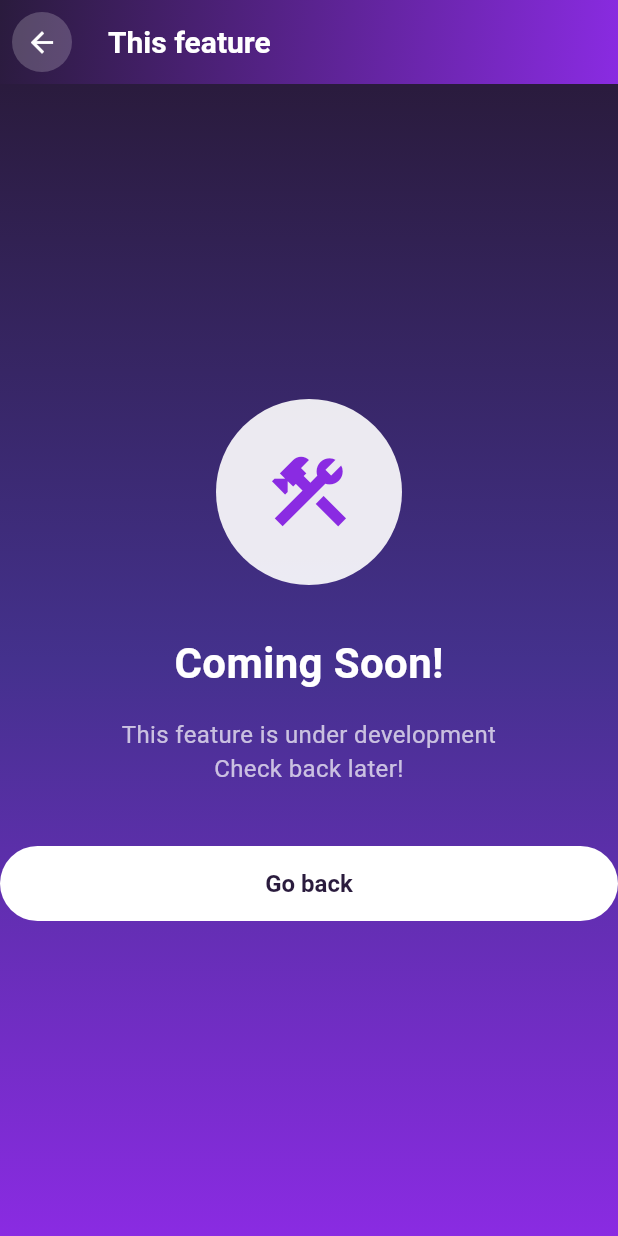
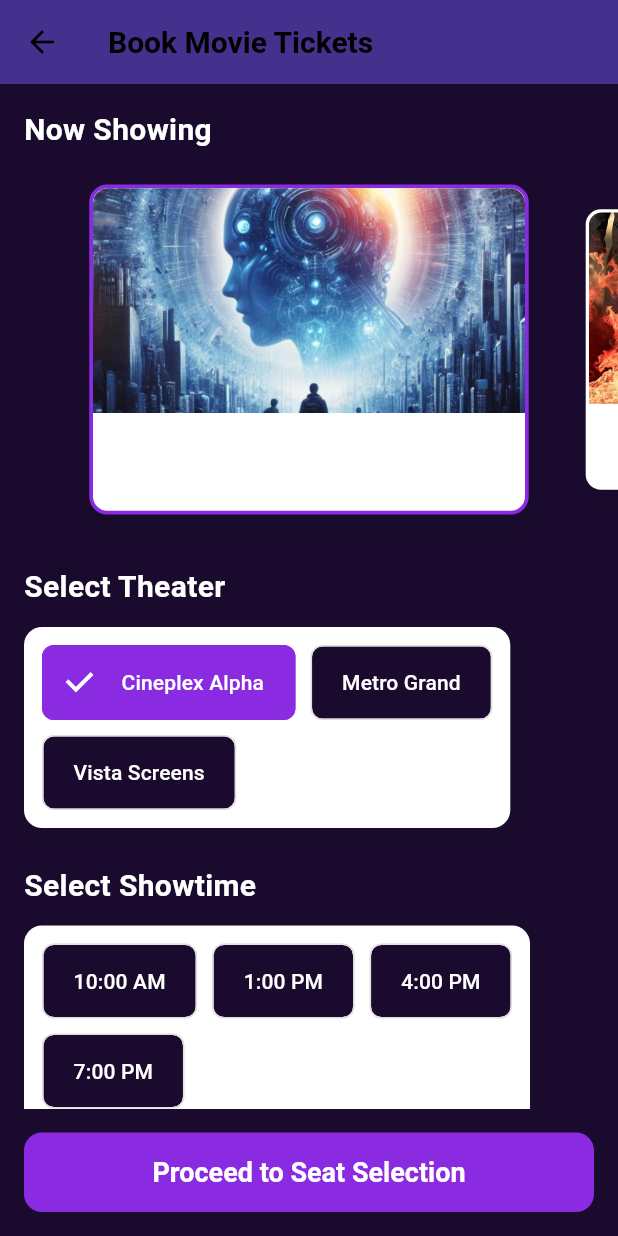
Before and after one commit to GhanshyamSharma122/payment_app, a Flutter app: the HomeScreen screen opened directly, after a tap on "Send Money", after a tap on "History", after a tap on "Movies", on a phone screen of 412 x 824 dp. Run offline on Flutter 3.47's test engine with Material 3 defaults, Android fonts, the phone set to English and light mode, and no system bars; our stand-ins replace flutter_secure_storage, permission_handler, qr_flutter, shared_preferences, shimmer, speech_to_text; missing offline and left inert: mobile_scanner; accounts and stored records are empty; network calls fail; Roboto replaces fonts that are missing (Poppins); statements that could not run were skipped.

Commit message:
added movie ticket bookin

```diff
--- a/lib/screens/home_screen.dart
+++ b/lib/screens/home_screen.dart
@@ -2,6 +2,7 @@ import 'dart:convert';
 import 'package:flutter/material.dart';
 import 'package:flutter/services.dart'; // Keep for SystemUiOverlayStyle if used by AppBar
 import 'package:payment_app/screens/contact_screen.dart';
+import 'package:payment_app/screens/movie_selection_screen.dart';
 import 'package:payment_app/screens/voice_payment_screen.dart';
 import 'package:payment_app/services/api_service.dart'; // Required for API calls
 import 'package:payment_app/screens/payment_screen.dart';
@@ -265,7 +266,7 @@ class _HomeScreenState extends State<HomeScreen> {
                 // --- Quick Actions Section (OLD STYLE) ---
                  Text( 'Quick Actions', style: TextStyle( fontSize: 18, fontWeight: FontWeight.bold, color: textOnGradient, ), ), // Use white/light text
                 const SizedBox(height: 12),
-                GridView.count( shrinkWrap: true, physics: const NeverScrollableScrollPhysics(), crossAxisCount: 3, mainAxisSpacing: 16, crossAxisSpacing: 16, children: [ _QuickActionCard( icon: Icons.send, label: 'Send Money', onTap: () => Navigator.push( context, MaterialPageRoute(builder: (_) => const PaymentScreen()), ), ), _QuickActionCard( icon: Icons.history, label: 'History', onTap: () => Navigator.push( context, MaterialPageRoute( builder: (_) => const TransactionHistoryScreen(), ), ), ), _QuickActionCard( icon: Icons.mic_rounded  , label: 'Voice\nPay', onTap: () => Navigator.push(context, MaterialPageRoute( builder: (_) => const VoicePaymentScreen(),),),), _QuickActionCard( icon: Icons.contacts, label: 'Contacts', onTap: () => Navigator.push(context, MaterialPageRoute( builder: (_) => const ContactScreen(),),),), _QuickActionCard( icon: Icons.movie, label: 'Movies', onTap: () => Navigator.push(context, MaterialPageRoute( builder: (_) => const ComingSoonScreen(),),),), _QuickActionCard( icon: Icons.more_horiz, label: 'More', onTap: () {}, ), ], ),
+                GridView.count( shrinkWrap: true, physics: const NeverScrollableScrollPhysics(), crossAxisCount: 3, mainAxisSpacing: 16, crossAxisSpacing: 16, children: [ _QuickActionCard( icon: Icons.send, label: 'Send Money', onTap: () => Navigator.push( context, MaterialPageRoute(builder: (_) => const PaymentScreen()), ), ), _QuickActionCard( icon: Icons.history, label: 'History', onTap: () => Navigator.push( context, MaterialPageRoute( builder: (_) => const TransactionHistoryScreen(), ), ), ), _QuickActionCard( icon: Icons.mic_rounded  , label: 'Voice\nPay', onTap: () => Navigator.push(context, MaterialPageRoute( builder: (_) => const VoicePaymentScreen(),),),), _QuickActionCard( icon: Icons.contacts, label: 'Contacts', onTap: () => Navigator.push(context, MaterialPageRoute( builder: (_) => const ContactScreen(),),),), _QuickActionCard( icon: Icons.movie, label: 'Movies', onTap: () => Navigator.push(context, MaterialPageRoute( builder: (_) => const MovieSelectionScreen(),),),), _QuickActionCard( icon: Icons.more_horiz, label: 'More', onTap: () {}, ), ], ),
                  const SizedBox(height: 24),
 
                  // --- Recent Transactions Section (OLD STYLE Card Header) ---
--- /dev/null
+++ b/lib/screens/movie_selection_screen.dart
@@ -0,0 +1,369 @@
+import 'package:flutter/material.dart';
+import 'package:payment_app/utils/theme.dart'; // Assuming AppTheme is defined here
+import 'package:payment_app/screens/seat_selection_screen.dart'; // Import the new screen
+
+class MovieSelectionScreen extends StatefulWidget {
+  const MovieSelectionScreen({super.key});
+
+  @override
+  State<MovieSelectionScreen> createState() => _MovieSelectionScreenState();
+}
+
+class _MovieSelectionScreenState extends State<MovieSelectionScreen> {
+  String? _selectedMovieName;
+  String? _selectedMovieImage;
+  String? _selectedTheater;
+  String? _selectedTime;
+  int _selectedSeatsCount = 1; // Number of seats the user wants
+
+  PageController? _moviePageController;
+  int _currentMovieIndex = 0;
+
+  final List<Map<String, String?>> _movies = [
+    {'name': 'Echoes of Tomorrow', 'image': 'assets/movie/movie_poster_1.jpg'},
+    {'name': 'Cosmic Drift', 'image': 'assets/movie/movie_poster_2.jpg'},
+    {'name': 'Neon City Raiders', 'image': 'assets/movie/movie_poster_3.jpg'},
+    {'name': 'Interstellar', 'image': 'assets/movie/movie_poster_4.jpg'},
+  ];
+  final List<String> _theaters = ['Cineplex Alpha', 'Metro Grand', 'Vista Screens'];
+  final List<String> _times = ['10:00 AM', '1:00 PM', '4:00 PM', '7:00 PM'];
+
+  @override
+  void initState() {
+    super.initState();
+    _moviePageController = PageController(
+      viewportFraction: 0.75,
+      initialPage: _currentMovieIndex,
+    );
+
+    if (_movies.isNotEmpty) {
+      _selectedMovieName = _movies[_currentMovieIndex]['name'];
+      _selectedMovieImage = _movies[_currentMovieIndex]['image'];
+    }
+    if (_theaters.isNotEmpty) {
+      _selectedTheater = _theaters[0]; // Default to the first theater
+    }
+    // _selectedTime is null by default
+    // _selectedSeatsCount is 1 by default
+  }
+
+  @override
+  void dispose() {
+    _moviePageController?.dispose();
+    super.dispose();
+  }
+
+  void _proceedToSeatSelection() {
+    if (_selectedMovieName == null) {
+      ScaffoldMessenger.of(context).showSnackBar( const SnackBar( content: Text('Please select a movie.'), backgroundColor: Colors.orangeAccent, ), );
+      return;
+    }
+    if (_selectedTheater == null) {
+      ScaffoldMessenger.of(context).showSnackBar( const SnackBar( content: Text('Please select a theater.'), backgroundColor: Colors.orangeAccent, ), );
+      return;
+    }
+    if (_selectedTime == null) {
+      ScaffoldMessenger.of(context).showSnackBar( const SnackBar( content: Text('Please select a time slot.'), backgroundColor: Colors.orangeAccent, ), );
+      return;
+    }
+    if (_selectedSeatsCount <= 0) {
+      ScaffoldMessenger.of(context).showSnackBar( const SnackBar( content: Text('Please select at least one seat.'), backgroundColor: Colors.orangeAccent, ), );
+      return;
+    }
+
+    Navigator.push(
+      context,
+      MaterialPageRoute(
+        builder: (context) => SeatSelectionScreen(
+          movieName: _selectedMovieName!,
+          movieImage: _selectedMovieImage, // Can be null
+          theaterName: _selectedTheater!,
+          timeSlot: _selectedTime!,
+          numberOfSeatsToSelect: _selectedSeatsCount,
+        ),
+      ),
+    );
+  }
+
+  @override
+  Widget build(BuildContext context) {
+    final bool isDarkMode = Theme.of(context).brightness == Brightness.dark;
+    final Color primaryTextColor = isDarkMode ? AppTheme.textPrimaryColorDark : AppTheme.textPrimaryColorLight;
+    final Color accentColor = isDarkMode ? AppTheme.darkAccentColor : AppTheme.accentColor;
+    final Color cardBackgroundColor = isDarkMode ? AppTheme.darkSurfaceColor : Colors.white;
+    final Color subtleTextColor = isDarkMode ? AppTheme.textSecondaryColorDark : AppTheme.textSecondaryColorLight;
+
+    return Scaffold(
+      backgroundColor: isDarkMode ? AppTheme.darkBackgroundColor : AppTheme.backgroundColor,
+      appBar: AppBar(
+        title: const Text('Book Movie Tickets'),
+        backgroundColor: isDarkMode ? AppTheme.darkSurfaceColor : AppTheme.surfaceColor,
+        elevation: 0,
+      ),
+      body: SingleChildScrollView(
+        padding: const EdgeInsets.fromLTRB(0, 16.0, 0, 0),
+        child: Column(
+          crossAxisAlignment: CrossAxisAlignment.start,
+          children: [
+            Padding(
+              padding: const EdgeInsets.only(left: 16.0),
+              child: _buildSectionTitle('Now Showing', primaryTextColor),
+            ),
+            const SizedBox(height: 12),
+            SizedBox(
+              height: 240,
+              child: PageView.builder(
+                controller: _moviePageController,
+                itemCount: _movies.length,
+                onPageChanged: (index) {
+                  setState(() {
+                    _currentMovieIndex = index;
+                    _selectedMovieName = _movies[index]['name'];
+                    _selectedMovieImage = _movies[index]['image'];
+                  });
+                },
+                itemBuilder: (context, index) {
+                  final movie = _movies[index];
+                  final isSelected = index == _currentMovieIndex;
+                  return AnimatedScale(
+                    scale: isSelected ? 1.0 : 0.85,
+                    duration: const Duration(milliseconds: 300),
+                    curve: Curves.easeInOut,
+                    child: Padding(
+                      padding: const EdgeInsets.symmetric(horizontal: 8.0, vertical: 10.0),
+                      child: _MovieCard(
+                        movieName: movie['name']!,
+                        imageUrl: movie['image'],
+                        isSelected: isSelected,
+                        isDarkMode: isDarkMode,
+                        onTap: () {
+                          _moviePageController?.animateToPage(
+                            index,
+                            duration: const Duration(milliseconds: 350),
+                            curve: Curves.easeInOut,
+                          );
+                        },
+                      ),
+                    ),
+                  );
+                },
+              ),
+            ),
+            const SizedBox(height: 24),
+
+            Padding(
+              padding: const EdgeInsets.symmetric(horizontal: 16.0),
+              child: Column(
+                crossAxisAlignment: CrossAxisAlignment.start,
+                children: [
+                  _buildSectionTitle('Select Theater', primaryTextColor),
+                  const SizedBox(height: 12),
+                  Container(
+                    padding: const EdgeInsets.all(12.0),
+                    decoration: BoxDecoration(
+                      color: cardBackgroundColor,
+                      borderRadius: BorderRadius.circular(12),
+                      boxShadow: [ BoxShadow( color: Colors.black.withOpacity(0.05), blurRadius: 6, offset: const Offset(0, 3), ) ],
+                    ),
+                    child: Wrap(
+                      spacing: 10.0, runSpacing: 10.0,
+                      children: _theaters.map((theater) {
+                        final isSelectedTheater = _selectedTheater == theater;
+                        return ChoiceChip(
+                          label: Text( theater, style: TextStyle( color: isSelectedTheater ? (isDarkMode ? AppTheme.textPrimaryColorDark : Colors.white) : primaryTextColor, fontWeight: FontWeight.w500, ), ),
+                          selected: isSelectedTheater,
+                          onSelected: (selected) {
+                            setState(() {
+                              _selectedTheater = selected ? theater : null;
+                            });
+                          },
+                          selectedColor: accentColor,
+                          backgroundColor: isDarkMode ? AppTheme.darkSurfaceColor.withOpacity(0.5) : AppTheme.backgroundColor,
+                          shape: RoundedRectangleBorder( borderRadius: BorderRadius.circular(8), side: BorderSide( color: isSelectedTheater ? accentColor : (isDarkMode ? Colors.grey.shade700 : Colors.grey.shade300), ) ),
+                          labelPadding: const EdgeInsets.symmetric(horizontal: 12, vertical: 6),
+                        );
+                      }).toList(),
+                    ),
+                  ),
+                  const SizedBox(height: 24),
+
+                  _buildSectionTitle('Select Showtime', primaryTextColor),
+                  const SizedBox(height: 12),
+                  Container(
+                    padding: const EdgeInsets.all(12.0),
+                    decoration: BoxDecoration(
+                      color: cardBackgroundColor,
+                      borderRadius: BorderRadius.circular(12),
+                      boxShadow: [ BoxShadow( color: Colors.black.withOpacity(0.05), blurRadius: 6, offset: const Offset(0, 3), ) ],
+                    ),
+                    child: Wrap(
+                      spacing: 10.0, runSpacing: 10.0,
+                      children: _times.map((time) {
+                        final isSelectedTime = _selectedTime == time;
+                        return ChoiceChip(
+                          label: Text( time, style: TextStyle( color: isSelectedTime ? (isDarkMode ? AppTheme.textPrimaryColorDark : Colors.white) : primaryTextColor, fontWeight: FontWeight.w500, ), ),
+                          selected: isSelectedTime,
+                          onSelected: (selected) {
+                            setState(() {
+                              _selectedTime = selected ? time : null;
+                            });
+                          },
+                          selectedColor: accentColor,
+                          backgroundColor: isDarkMode ? AppTheme.darkSurfaceColor.withOpacity(0.5) : AppTheme.backgroundColor,
+                          shape: RoundedRectangleBorder( borderRadius: BorderRadius.circular(8), side: BorderSide( color: isSelectedTime ? accentColor : (isDarkMode ? Colors.grey.shade700 : Colors.grey.shade300), ) ),
+                          labelPadding: const EdgeInsets.symmetric(horizontal: 12, vertical: 6),
+                        );
+                      }).toList(),
+                    ),
+                  ),
+                  const SizedBox(height: 24),
+
+                  _buildSectionTitle('Number of Seats', primaryTextColor),
+                  const SizedBox(height: 12),
+                  Container(
+                    padding: const EdgeInsets.symmetric(vertical: 12.0, horizontal: 16.0),
+                    decoration: BoxDecoration( color: cardBackgroundColor, borderRadius: BorderRadius.circular(12), boxShadow: [ BoxShadow( color: Colors.black.withOpacity(0.05), blurRadius: 6, offset: const Offset(0, 3), ) ], ),
+                    child: Row(
+                      mainAxisAlignment: MainAxisAlignment.spaceBetween,
+                      children: [
+                        Text( 'Seats:', style: TextStyle( fontSize: 16, color: subtleTextColor, fontWeight: FontWeight.w500, ), ),
+                        Row(
+                          children: [
+                            _SeatControlButton(
+                              icon: Icons.remove,
+                              onPressed: () {
+                                if (_selectedSeatsCount > 1) {
+                                  setState(() {
+                                    _selectedSeatsCount--;
+                                  });
+                                }
+                              },
+                              isDarkMode: isDarkMode, accentColor: accentColor,
+                            ),
+                            Padding(
+                              padding: const EdgeInsets.symmetric(horizontal: 16.0),
+                              child: Text( '$_selectedSeatsCount', style: TextStyle( fontSize: 20, fontWeight: FontWeight.bold, color: primaryTextColor, ), ),
+                            ),
+                            _SeatControlButton(
+                              icon: Icons.add,
+                              onPressed: () {
+                                if (_selectedSeatsCount < 10) { // Example limit
+                                  setState(() {
+                                    _selectedSeatsCount++;
+                                  });
+                                }
+                              },
+                              isDarkMode: isDarkMode, accentColor: accentColor,
+                            ),
+                          ],
+                        ),
+                      ],
+                    ),
+                  ),
+                  const SizedBox(height: 24),
+                ],
+              ),
+            ),
+            const SizedBox(height: 30 + 56 + 16), // Space for bottom nav bar
+          ],
+        ),
+      ),
+      bottomNavigationBar: Padding(
+        padding: const EdgeInsets.all(16.0),
+        child: ElevatedButton(
+          onPressed: _proceedToSeatSelection,
+          style: ElevatedButton.styleFrom( backgroundColor: accentColor, foregroundColor: Colors.white, padding: const EdgeInsets.symmetric(vertical: 16), shape: RoundedRectangleBorder( borderRadius: BorderRadius.circular(12), ), textStyle: const TextStyle( fontSize: 18, fontWeight: FontWeight.bold, ), ),
+          child: const Text('Proceed to Seat Selection'),
+        ),
+      ),
+    );
+  }
+
+  Widget _buildSectionTitle(String title, Color textColor) {
+    return Text( title, style: TextStyle( fontSize: 20, fontWeight: FontWeight.bold, color: textColor, ), );
+  }
+}
+
+class _MovieCard extends StatelessWidget {
+  final String movieName;
+  final String? imageUrl;
+  final bool isSelected;
+  final bool isDarkMode;
+  final VoidCallback onTap;
+
+  const _MovieCard({
+    // super.key, // Not strictly necessary for private widgets unless using specific key features
+    required this.movieName,
+    this.imageUrl,
+    required this.isSelected,
+    required this.isDarkMode,
+    required this.onTap,
+  });
+
+  Widget _buildPlaceholderImage() {
+    return Container(
+      height: 150,
+      width: double.infinity,
+      decoration: BoxDecoration(
+        color: isDarkMode ? Colors.grey.shade800 : Colors.grey.shade300,
+      ),
+      child: Icon( Icons.movie_creation_outlined, color: isDarkMode ? Colors.grey.shade600 : Colors.grey.shade500, size: 50, ),
+    );
+  }
+
+  @override
+  Widget build(BuildContext context) {
+    final Color cardBgColor = isDarkMode ? AppTheme.darkSurfaceColor : Colors.white;
+    final Color textColor = isDarkMode ? AppTheme.textPrimaryColorDark : AppTheme.textPrimaryColorLight;
+    final Color borderColor = isSelected ? (isDarkMode ? AppTheme.darkAccentColor : AppTheme.accentColor) : Colors.transparent;
+
+    Widget imageWidget;
+    if (imageUrl != null && imageUrl!.isNotEmpty) {
+      if (imageUrl!.startsWith('http')) {
+        imageWidget = Image.network( imageUrl!, height: 150, width: double.infinity, fit: BoxFit.cover, errorBuilder: (context, error, stackTrace) => _buildPlaceholderImage(), );
+      } else {
+        imageWidget = Image.asset( imageUrl!, height: 150, width: double.infinity, fit: BoxFit.cover, errorBuilder: (context, error, stackTrace) { print("Error loading asset: $imageUrl"); return _buildPlaceholderImage(); }, );
+      }
+    } else {
+      imageWidget = _buildPlaceholderImage();
+    }
+
+    return GestureDetector(
+      onTap: onTap,
+      child: Container(
+        decoration: BoxDecoration( color: cardBgColor, borderRadius: BorderRadius.circular(12), border: Border.all(color: borderColor, width: 2.5), boxShadow: [ BoxShadow( color: Colors.black.withOpacity(isSelected ? 0.12 : 0.06), blurRadius: isSelected ? 8 : 6, offset: Offset(0, isSelected ? 5 : 3), ) ], ),
+        child: Column(
+          crossAxisAlignment: CrossAxisAlignment.stretch,
+          children: [
+            ClipRRect( borderRadius: const BorderRadius.vertical(top: Radius.circular(10)), child: imageWidget, ),
+            Expanded( child: Padding( padding: const EdgeInsets.symmetric(horizontal: 10.0, vertical: 8.0), child: Center( child: Text( movieName, style: TextStyle( fontSize: 14, fontWeight: FontWeight.w600, color: textColor, ), textAlign: TextAlign.center, maxLines: 2, overflow: TextOverflow.ellipsis, ), ), ), ),
+          ],
+        ),
+      ),
+    );
+  }
+}
+
+class _SeatControlButton extends StatelessWidget {
+  final IconData icon;
+  final VoidCallback onPressed;
+  final bool isDarkMode;
+  final Color accentColor;
+
+  const _SeatControlButton({
+    // super.key,
+    required this.icon,
+    required this.onPressed,
+    required this.isDarkMode,
+    required this.accentColor,
+  });
+
+  @override
+  Widget build(BuildContext context) {
+    return Material(
+      color: isDarkMode ? AppTheme.darkSurfaceColor.withOpacity(0.8) : Color.alphaBlend(Colors.black.withOpacity(0.03), AppTheme.backgroundColor),
+      borderRadius: BorderRadius.circular(8),
+      child: InkWell( onTap: onPressed, borderRadius: BorderRadius.circular(8), child: Padding( padding: const EdgeInsets.all(8.0), child: Icon( icon, size: 22, color: accentColor, ), ), ),
+    );
+  }
+}
--- a/pubspec.yaml
+++ b/pubspec.yaml
@@ -4,7 +4,7 @@ publish_to: 'none'
 version: 1.0.0+1
 
 environment:
-  sdk: ^3.7.2
+  sdk: ^3.7.0
 
 dependencies:
   flutter:
@@ -38,3 +38,4 @@ flutter:
 
   assets:
     - assets/images/
+    - assets/movie/
```
Also changed, not shown: lib/screens/seat_selection_screen.dart (added, +320 -0 lines), assets/movie/movie_poster_1.jpg (added), assets/movie/movie_poster_2.jpg (added), assets/movie/movie_poster_3.jpg (added), assets/movie/movie_poster_4.jpg (added), pubspec.lock.
